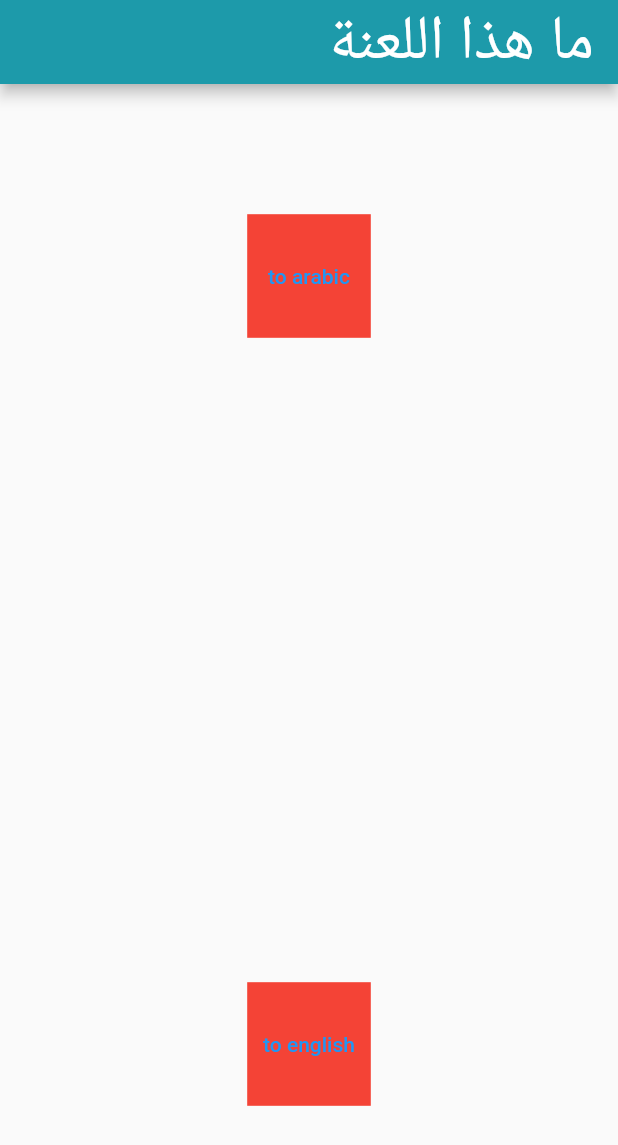
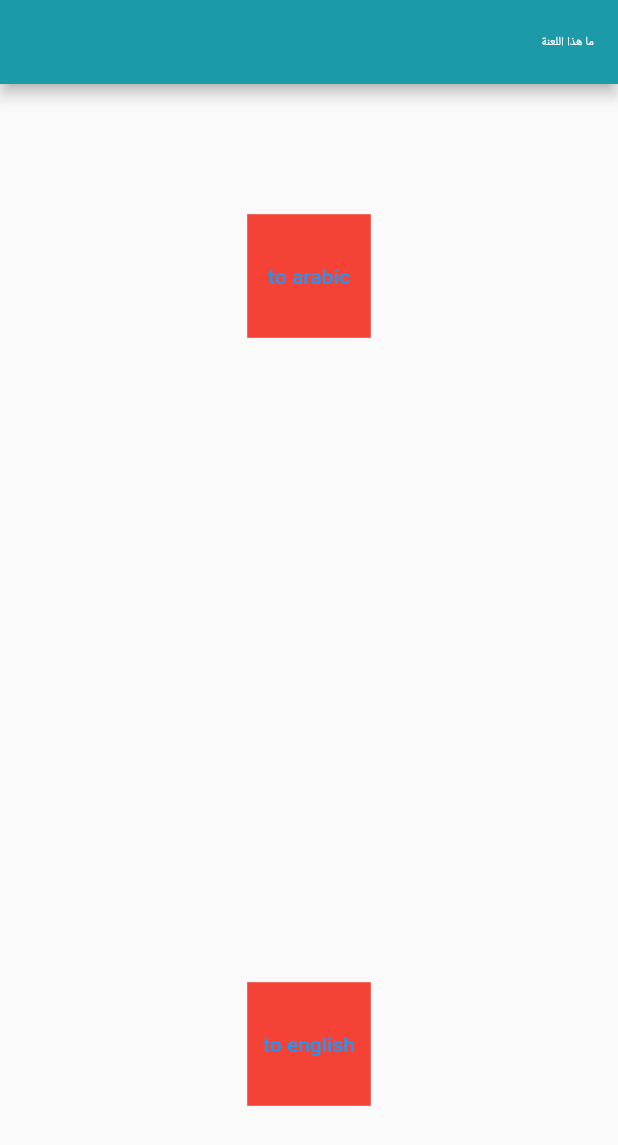
Before and after one commit to MayarAboumahmood/DashBoard, a Flutter app: the screen it shows after launch, after a tap on "to arabic", on a phone screen of 412 x 824 dp. Shown: the top 1145 px of the screen. Run offline on Flutter 3.47's test engine with Material 2 defaults, Android fonts, the phone set to English and light mode, and no system bars; our stand-ins replace get, shared_preferences.

Commit message:
complete resposive edit with media qery

```diff
--- a/dashboard/lib/constant/sizes.dart
+++ b/dashboard/lib/constant/sizes.dart
@@ -8,8 +8,12 @@ class Sizes {
 
   late double appBarIconSize;
   late double appBarTextSize;
-
-  Sizes() {
+  late double width;
+  late double height;
+  late BuildContext context;
+  Sizes(this.context) {
+    width=MediaQuery.of(context).size.width;
+    height=MediaQuery.of(context).size.height;
     if (getDeviceType.getDevicetype() == 'computer') {
       setSizesForComputer();
     } else if (getDeviceType.getDevicetype() == 'tablet') {
@@ -20,12 +24,12 @@ class Sizes {
   }
   void setSizesForMobile() {
     appBarIconSize = Get.size.height * .1;
-    appBarTextSize = Get.size.width * .1;
+    appBarTextSize = width * .1;
   }
 
   void setSizesForComputer() {
     appBarIconSize = Get.height * .05;
-    appBarTextSize = Get.width * .1;
+    appBarTextSize = width * .02;
   }
 
   void setSizesForTablet() {
--- a/dashboard/lib/main.dart
+++ b/dashboard/lib/main.dart
@@ -7,7 +7,6 @@ import 'constant/theme.dart';
 import 'languages/language_controller.dart';
 import 'languages/translations.dart';
 
-Sizes size = Sizes();
 SharedPreferences? sharedPreferences;
 void main() async {
   WidgetsFlutterBinding.ensureInitialized();
--- a/dashboard/lib/view/Screens/test.dart
+++ b/dashboard/lib/view/Screens/test.dart
@@ -2,6 +2,7 @@ import 'package:dashboard/languages/language_controller.dart';
 import 'package:flutter/material.dart';
 import 'package:get/get.dart';
 
+import '../../constant/sizes.dart';
 import '../../main.dart';
 
 class Test extends StatelessWidget {
@@ -11,6 +12,7 @@ class Test extends StatelessWidget {
 
   @override
   Widget build(BuildContext context) {
+    Sizes size = Sizes(context);
     return Scaffold(
       appBar: AppBar(
         title: Text('what the fuck is that'.tr,
@@ -20,6 +22,7 @@ class Test extends StatelessWidget {
         child: Column(
           mainAxisAlignment: MainAxisAlignment.spaceAround,
           children: [
+
             Container(
               color: Colors.red,
               height: Get.height * .1,
```
